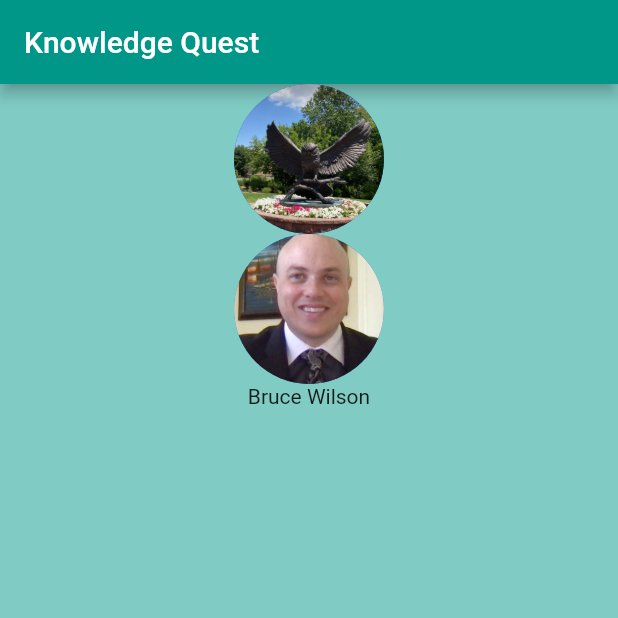
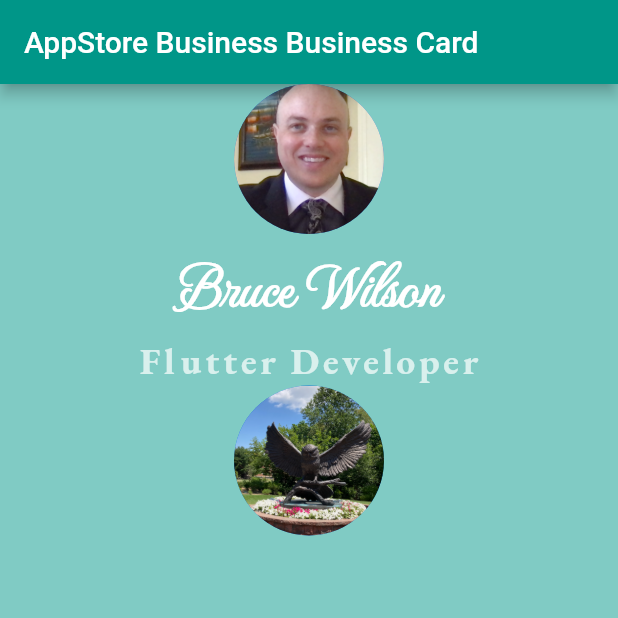
Before and after one commit to brucewilson1103/poor, a Flutter app: the screen it shows after launch, on a phone screen of 412 x 824 dp, the top half of it. Run offline on Flutter 3.47's test engine with Material 2 defaults, Android fonts, the phone set to English and light mode, and no system bars.

Commit message:
fonts added

```diff
--- a/lib/main.dart
+++ b/lib/main.dart
@@ -3,10 +3,8 @@ import 'package:flutter/services.dart';
 
 void main() {
   WidgetsFlutterBinding.ensureInitialized();
-  SystemChrome.setPreferredOrientations([
-    DeviceOrientation.portraitUp,
-    DeviceOrientation.portraitDown
-  ]);
+  SystemChrome.setPreferredOrientations(
+      [DeviceOrientation.portraitUp, DeviceOrientation.portraitDown]);
   runApp(TestApp());
 }
 
@@ -18,7 +16,7 @@ class TestApp extends StatelessWidget {
     return MaterialApp(
       home: Scaffold(
         appBar: AppBar(
-          title: Text('Knowledge Quest'),
+          title: Text('AppStore Business Business Card'),
           backgroundColor: Colors.teal,
         ),
         backgroundColor: Colors.teal[200],
@@ -27,16 +25,30 @@ class TestApp extends StatelessWidget {
             children: [
               CircleAvatar(
                 radius: 50,
-                backgroundImage: AssetImage('images/Owl.png'),
+                backgroundImage: AssetImage('images/bruce.png'),
+              ),
+              Text(
+                'Bruce Wilson',
+                style: TextStyle(
+                  fontFamily: 'MonteCarlo',
+                  fontWeight: FontWeight.bold,
+                  fontSize: 40.0,
+                  color: Colors.white,
+                ),
+              ),
+              Text(
+                'Flutter Developer',
+                style: TextStyle(
+                    fontFamily: 'EB Garamond',
+                    color: Colors.white70,
+                    fontSize: 25.0,
+                    letterSpacing: 2.5,
+                    fontWeight: FontWeight.bold),
               ),
               CircleAvatar(
                 radius: 50,
-                backgroundImage: AssetImage('images/bruce.png'),
+                backgroundImage: AssetImage('images/Owl.png'),
               ),
-              Text(
-                'Bruce Wilson'
-              )
-
             ],
           ),
           // child:
```
Also changed, not shown: pubspec.yaml (+8 -0 lines), fonts/EBGaramond-Italic-VariableFont_wght.ttf (added), fonts/EBGaramond-VariableFont_wght.ttf (added), fonts/MonteCarlo-Regular.ttf (added).
